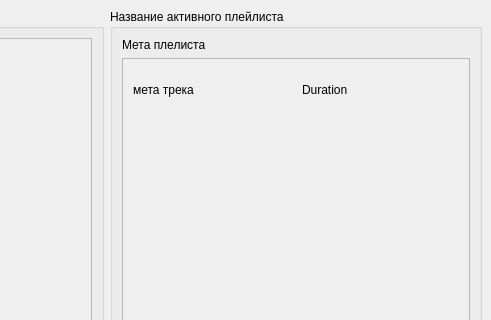
This is front/designer_maked/pain.ui in AdepteXiao/algo_2 as Qt 5 draws it before an edit; both pictures show x 278 to 769 and y 0 to 320 of the 769 by 569 pixel window. The edited form follows.
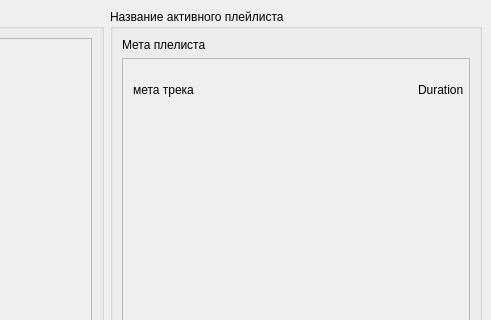
This is the edited form.

Commit message: nice but not working ui

Diff of the .ui file:
```diff
--- a/front/designer_maked/pain.ui
+++ b/front/designer_maked/pain.ui
@@ -77,6 +77,12 @@
          </item>
          <item>
           <widget class="QScrollArea" name="curPlaylistScrollArea">
+           <property name="minimumSize">
+            <size>
+             <width>300</width>
+             <height>0</height>
+            </size>
+           </property>
            <property name="widgetResizable">
             <bool>true</bool>
            </property>
@@ -101,11 +107,36 @@
              <layout class="QHBoxLayout" name="trackHorizontalLayout">
               <item>
                <widget class="QLabel" name="trackLabel">
+                <property name="minimumSize">
+                 <size>
+                  <width>0</width>
+                  <height>0</height>
+                 </size>
+                </property>
+                <property name="maximumSize">
+                 <size>
+                  <width>16777215</width>
+                  <height>50</height>
+                 </size>
+                </property>
                 <property name="text">
                  <string>мета трека</string>
                 </property>
                </widget>
               </item>
+              <item>
+               <spacer name="horizontalSpacer">
+                <property name="orientation">
+                 <enum>Qt::Horizontal</enum>
+                </property>
+                <property name="sizeHint" stdset="0">
+                 <size>
+                  <width>40</width>
+                  <height>20</height>
+                 </size>
+                </property>
+               </spacer>
+              </item>
               <item>
                <widget class="QLabel" name="durationLabel">
                 <property name="text">
```
Left out of the diff: 20 changed lines with no effect on the pictures. The commit also changes 2 other files.
